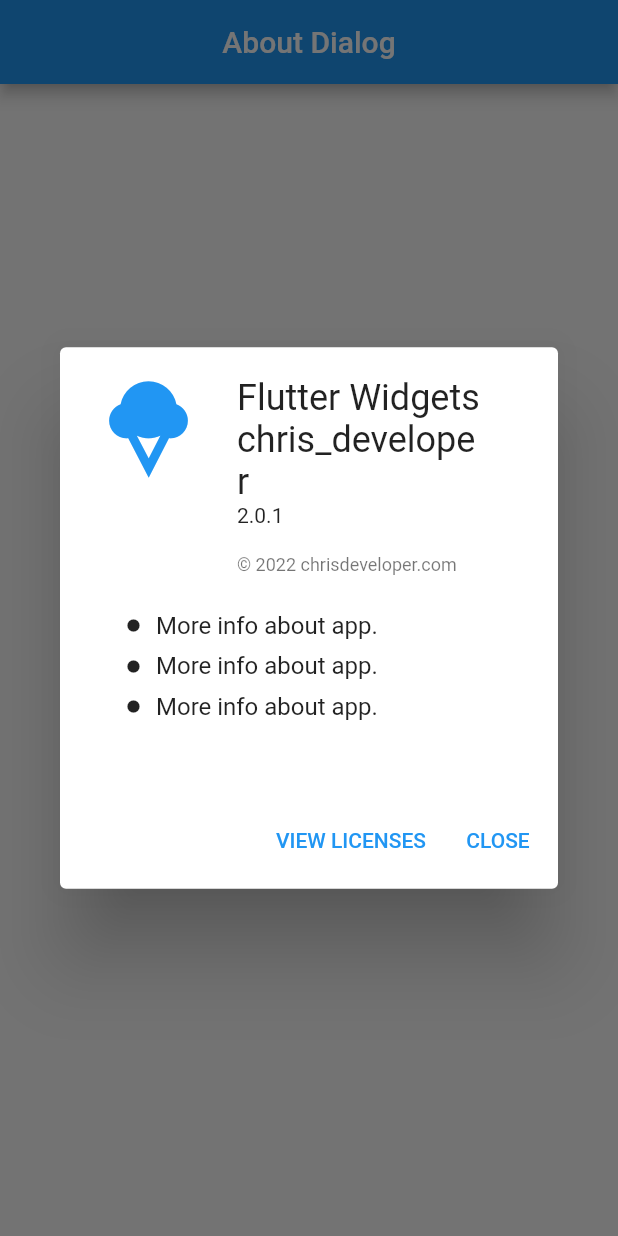
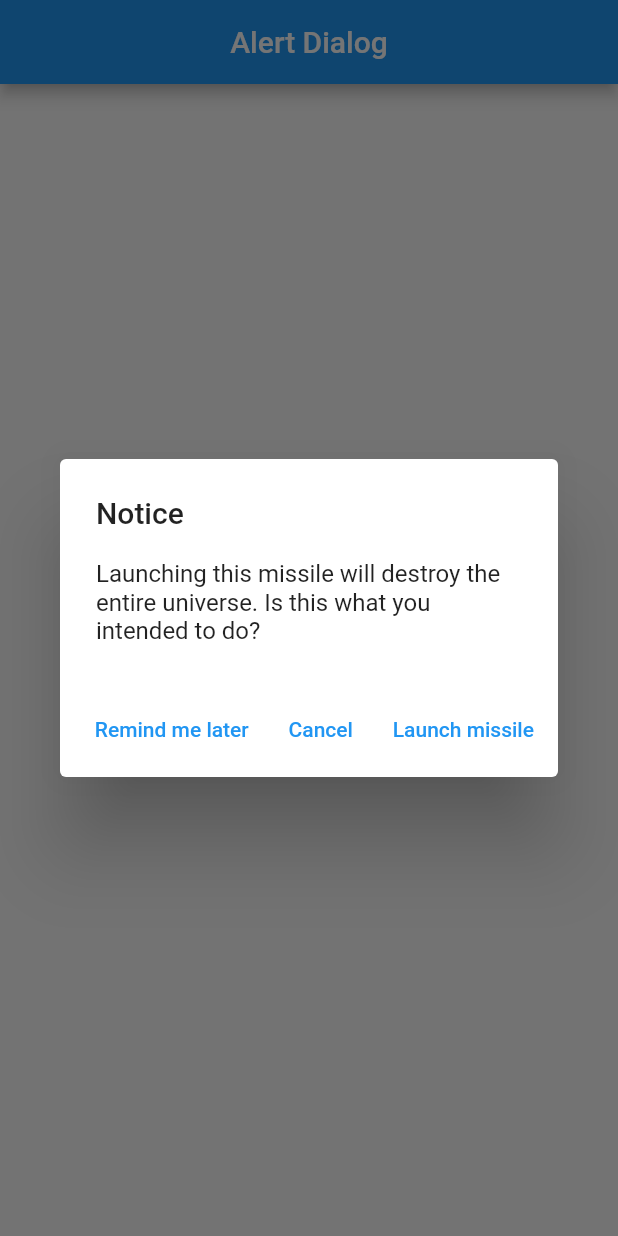
Before and after one commit to rebixpl/flutter_widgets, a Flutter app: the screen it shows after launch, after a tap on "Click Me", on a phone screen of 412 x 824 dp. Run offline on Flutter 3.47's test engine with Material 2 defaults, Android fonts, the light colour scheme and no system bars.

Commit message:
#2 AlertDialogWidget

```diff
--- a/lib/main.dart
+++ b/lib/main.dart
@@ -1,5 +1,6 @@
 import 'package:flutter/material.dart';
 import 'package:flutter_widgets/widgets/1_about_dialog/about_dialog_widget.dart';
+import 'package:flutter_widgets/widgets/2_alert_dialog/alert_dialog_widget.dart';
 
 void main() {
   runApp(const MyApp());
@@ -14,7 +15,7 @@ class MyApp extends StatelessWidget {
       theme: ThemeData(
         primarySwatch: Colors.blue,
       ),
-      home: const AboutDialogWidget(),
+      home: const AlertDialogWidget(),
     );
   }
 }
--- /dev/null
+++ b/lib/widgets/2_alert_dialog/alert_dialog_widget.dart
@@ -0,0 +1,94 @@
+import 'package:flutter/material.dart';
+
+class AlertDialogWidget extends StatelessWidget {
+  const AlertDialogWidget({super.key});
+
+  showAlertDialog(BuildContext context) {
+    // set up the buttons
+    Widget remindButton = TextButton(
+      child: const Text("Remind me later"),
+      onPressed: () {},
+    );
+    Widget cancelButton = TextButton(
+      child: const Text("Cancel"),
+      onPressed: () {
+        // close the popup
+        Navigator.pop(context);
+      },
+    );
+    Widget launchButton = TextButton(
+      child: const Text("Launch missile"),
+      onPressed: () {},
+    );
+
+    // set up the AlertDialog
+    AlertDialog alert = AlertDialog(
+      title: const Text("Notice"),
+      content: const Text(
+          "Launching this missile will destroy the entire universe. Is this what you intended to do?"),
+      actions: [
+        remindButton,
+        cancelButton,
+        launchButton,
+      ],
+    );
+
+    // show the dialog
+    showDialog(
+      context: context,
+      builder: (BuildContext context) {
+        return alert;
+      },
+    );
+  }
+
+  @override
+  Widget build(BuildContext context) {
+    return Scaffold(
+      appBar: AppBar(
+        centerTitle: true,
+        title: const Text('Alert Dialog'),
+      ),
+      body: Center(
+        child: MaterialButton(
+          onPressed: () {
+            /// ALERT DIALOG WIDGET
+            showAlertDialog(context);
+
+            /// ALERT DIALOG WIDGET
+          },
+          color: Colors.blue,
+          child: const Text(
+            'Click Me',
+            style: TextStyle(
+              color: Colors.white,
+            ),
+          ),
+        ),
+      ),
+    );
+  }
+}
+
+class MoreInfoWidget extends StatelessWidget {
+  const MoreInfoWidget({
+    Key? key,
+  }) : super(key: key);
+
+  @override
+  Widget build(BuildContext context) {
+    return Padding(
+      padding: const EdgeInsets.symmetric(vertical: 4.0),
+      child: Row(
+        children: const [
+          Icon(
+            Icons.circle,
+            size: 10.0,
+          ),
+          SizedBox(width: 10.0),
+          Text("More info about app."),
+        ],
+      ),
+    );
+  }
+}
```
